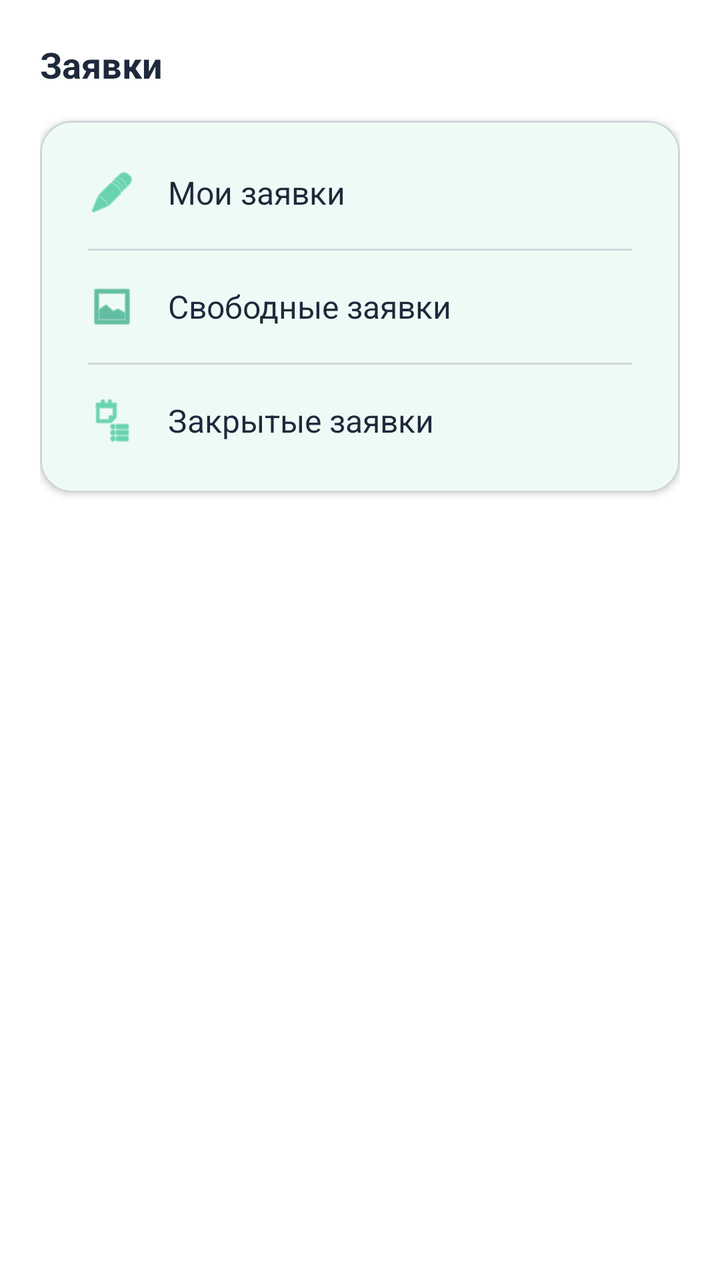
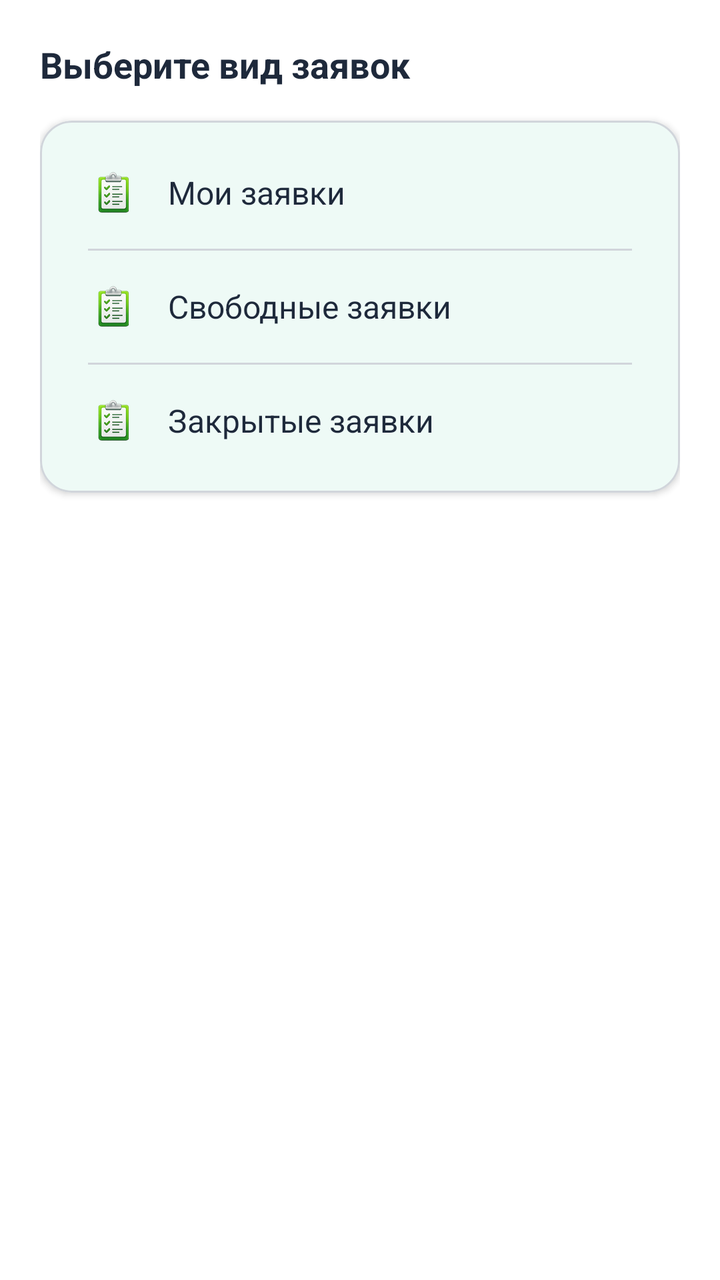

An Android layout rendered at two revisions. The XML below is the earlier revision; the diff shows what the commit changed to produce the second picture.
<!-- AndroidManifest.xml: application theme Theme.MrCWarehouse -->
<!-- res/layout/fragment_tasks_sheet.xml -->
<?xml version="1.0" encoding="utf-8"?>
<LinearLayout xmlns:android="http://schemas.android.com/apk/res/android"
    xmlns:app="http://schemas.android.com/apk/res-auto"
    android:layout_width="match_parent"
    android:layout_height="wrap_content"
    android:background="@color/bg_card"
    android:orientation="vertical"
    android:padding="20dp">

    <TextView
        android:layout_width="wrap_content"
        android:layout_height="wrap_content"
        android:text="Заявки"
        android:textColor="@color/text_primary"
        android:textSize="18sp"
        android:textStyle="bold" />

    <com.google.android.material.card.MaterialCardView
        android:layout_width="match_parent"
        android:layout_height="wrap_content"
        android:layout_marginTop="16dp"
        app:cardBackgroundColor="@color/bg_card"
        app:cardCornerRadius="16dp"
        app:cardElevation="2dp"
        app:strokeColor="@color/divider"
        app:strokeWidth="1dp">

        <LinearLayout
            android:layout_width="match_parent"
            android:layout_height="wrap_content"
            android:orientation="vertical"
            android:padding="8dp">

            <LinearLayout
                android:id="@+id/layoutMyTasks"
                style="@style/Widget.Material3.BottomSheet"
                android:layout_width="match_parent"
                android:layout_height="wrap_content"
                android:background="?attr/selectableItemBackground"
                android:clickable="true"
                android:focusable="true"
                android:gravity="center_vertical"
                android:orientation="horizontal"
                android:padding="16dp">

                <ImageView
                    android:layout_width="24dp"
                    android:layout_height="24dp"
                    android:contentDescription="@null"
                    android:layout_marginEnd="16dp"
                    android:src="@android:drawable/ic_menu_edit"
                    app:tint="@color/primary" />

                <TextView
                    android:layout_width="0dp"
                    android:layout_height="wrap_content"
                    android:layout_weight="1"
                    android:text="Мои заявки"
                    android:textColor="@color/text_primary"
                    android:textSize="16sp" />
            </LinearLayout>

            <View
                android:layout_width="match_parent"
                android:layout_height="1dp"
                android:layout_marginHorizontal="16dp"
                android:background="@color/divider" />

            <LinearLayout
                android:id="@+id/layoutFreeTasks"
                android:layout_width="match_parent"
                android:layout_height="wrap_content"
                android:background="?attr/selectableItemBackground"
                android:clickable="true"
                android:focusable="true"
                android:gravity="center_vertical"
                android:orientation="horizontal"
                android:padding="16dp">

                <ImageView
                    android:layout_width="24dp"
                    android:layout_height="24dp"
                    android:contentDescription="@null"
                    android:layout_marginEnd="16dp"
                    android:src="@android:drawable/ic_menu_gallery"
                    app:tint="@color/secondary" />

                <TextView
                    android:layout_width="0dp"
                    android:layout_height="wrap_content"
                    android:layout_weight="1"
                    android:text="Свободные заявки"
                    android:textColor="@color/text_primary"
                    android:textSize="16sp" />
            </LinearLayout>

            <View
                android:layout_width="match_parent"
                android:layout_height="1dp"
                android:layout_marginHorizontal="16dp"
                android:background="@color/divider" />

            <LinearLayout
                android:id="@+id/layoutClosedTasks"
                android:layout_width="match_parent"
                android:layout_height="wrap_content"
                android:background="?attr/selectableItemBackground"
                android:clickable="true"
                android:focusable="true"
                android:gravity="center_vertical"
                android:orientation="horizontal"
                android:padding="16dp">

                <ImageView
                    android:layout_width="24dp"
                    android:layout_height="24dp"
                    android:contentDescription="@null"
                    android:layout_marginEnd="16dp"
                    android:src="@android:drawable/ic_menu_agenda"
                    app:tint="@color/accent" />

                <TextView
                    android:layout_width="0dp"
                    android:layout_height="wrap_content"
                    android:layout_weight="1"
                    android:text="Закрытые заявки"
                    android:textColor="@color/text_primary"
                    android:textSize="16sp" />
            </LinearLayout>

        </LinearLayout>
    </com.google.android.material.card.MaterialCardView>

</LinearLayout>
<!-- resources referenced by this layout -->
<resources>
  <color name="accent">#10B981</color>
  <color name="bg_card">#FFFFFF</color>
  <color name="divider">#D1D5DB</color>
  <color name="primary">#10B981</color>
  <color name="secondary">#059669</color>
  <color name="text_primary">#1E293B</color>
  <style name="Theme.MrCWarehouse" parent="Theme.Material3.DayNight.NoActionBar">
          <item name="colorPrimary">@color/primary</item>
          <item name="colorPrimaryDark">@color/primary_dark</item>
          <item name="colorAccent">@color/primary</item>
          <item name="colorOnPrimary">@color/text_on_primary</item>
          <item name="colorSecondary">@color/secondary</item>
          <item name="colorOnSecondary">@color/white</item>
          <item name="colorSurface">@color/bg_card</item>
          <item name="colorOnSurface">@color/text_primary</item>
          <item name="android:statusBarColor">@color/primary_dark</item>
          <item name="android:navigationBarColor">@color/bg_nav</item>
          <item name="android:windowBackground">@color/bg_main</item>
          <item name="materialCardViewStyle">@style/CardView.Solid</item>
      </style>
  <color name="primary_dark">#059669</color>
  <color name="text_on_primary">#FFFFFF</color>
  <color name="white">#FFFFFF</color>
  <color name="bg_nav">#FFFFFF</color>
  <color name="bg_main">#F5F7FA</color>
  <style name="CardView.Solid" parent="Widget.Material3.CardView.Filled">
          <item name="cardElevation">2dp</item>
          <item name="cardCornerRadius">16dp</item>
          <item name="cardBackgroundColor">@color/bg_card</item>
          <item name="strokeColor">@android:color/transparent</item>
          <item name="strokeWidth">0dp</item>
      </style>
</resources>

<!-- the commit's change to res/layout/fragment_tasks_sheet.xml (unified diff, before → after) -->
@@ -10,7 +10,7 @@
     <TextView
         android:layout_width="wrap_content"
         android:layout_height="wrap_content"
-        android:text="Заявки"
+        android:text="Выберите вид заявок"
         android:textColor="@color/text_primary"
         android:textSize="18sp"
         android:textStyle="bold" />
@@ -48,8 +48,8 @@
                     android:layout_height="24dp"
                     android:contentDescription="@null"
                     android:layout_marginEnd="16dp"
-                    android:src="@android:drawable/ic_menu_edit"
-                    app:tint="@color/primary" />
+                    android:src="@drawable/tasks"
+                     />
 
                 <TextView
                     android:layout_width="0dp"
@@ -82,8 +82,7 @@
                     android:layout_height="24dp"
                     android:contentDescription="@null"
                     android:layout_marginEnd="16dp"
-                    android:src="@android:drawable/ic_menu_gallery"
-                    app:tint="@color/secondary" />
+                    android:src="@drawable/tasks" />
 
                 <TextView
                     android:layout_width="0dp"
@@ -116,8 +115,7 @@
                     android:layout_height="24dp"
                     android:contentDescription="@null"
                     android:layout_marginEnd="16dp"
-                    android:src="@android:drawable/ic_menu_agenda"
-                    app:tint="@color/accent" />
+                    android:src="@drawable/tasks"/>
 
                 <TextView
                     android:layout_width="0dp"
<!-- resource entries referenced after the edit -->
@@ -1,11 +1,11 @@
 <!-- resources referenced by this layout -->
 <resources>
-  <color name="accent">#10B981</color>
   <color name="bg_card">#FFFFFF</color>
   <color name="divider">#D1D5DB</color>
   <color name="primary">#10B981</color>
   <color name="secondary">#059669</color>
   <color name="text_primary">#1E293B</color>
+  <!-- drawable tasks: png bitmap (drawable-xhdpi, 3340 bytes) -->
   <style name="Theme.MrCWarehouse" parent="Theme.Material3.DayNight.NoActionBar">
           <item name="colorPrimary">@color/primary</item>
           <item name="colorPrimaryDark">@color/primary_dark</item>
@@ -16,14 +16,13 @@
           <item name="colorSurface">@color/bg_card</item>
           <item name="colorOnSurface">@color/text_primary</item>
           <item name="android:statusBarColor">@color/primary_dark</item>
-          <item name="android:navigationBarColor">@color/bg_nav</item>
+          <item name="android:navigationBarColor">@color/primary</item>
           <item name="android:windowBackground">@color/bg_main</item>
           <item name="materialCardViewStyle">@style/CardView.Solid</item>
       </style>
   <color name="primary_dark">#059669</color>
   <color name="text_on_primary">#FFFFFF</color>
   <color name="white">#FFFFFF</color>
-  <color name="bg_nav">#FFFFFF</color>
   <color name="bg_main">#F5F7FA</color>
   <style name="CardView.Solid" parent="Widget.Material3.CardView.Filled">
           <item name="cardElevation">2dp</item>
